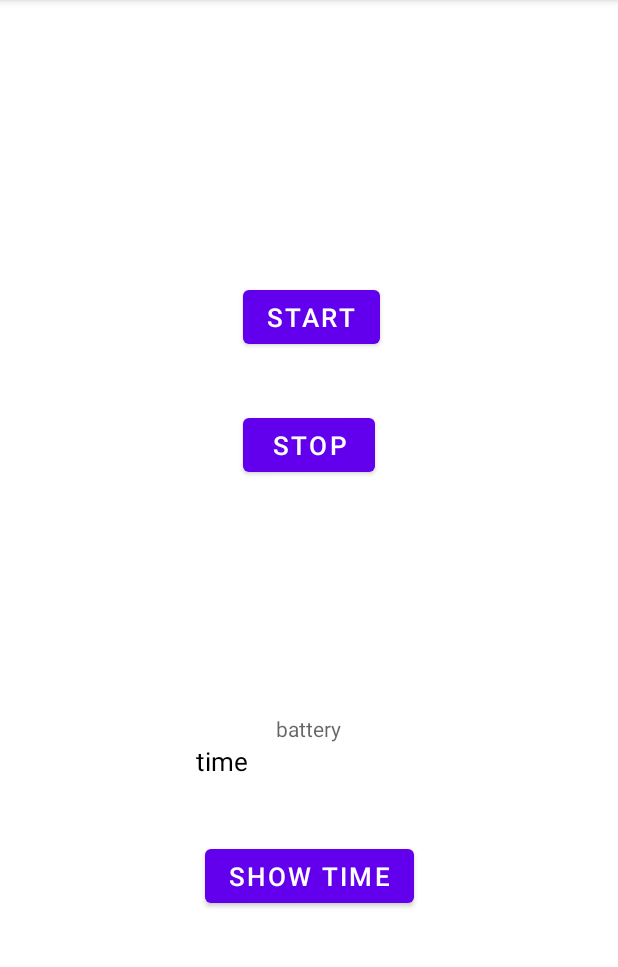
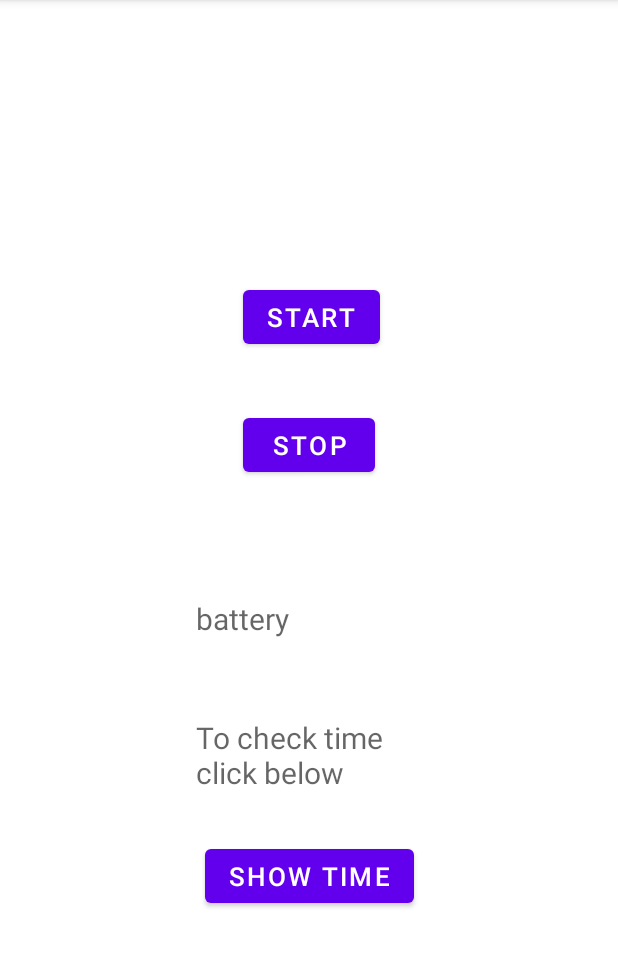
Before and after one commit to shoaib-khan895/background-task1, an Android app: the screen it shows after launch (MainActivity), on a phone screen of 412 x 824 dp, the part 84-1051 px from its top. Run offline under Robolectric (Android 15) with nearby library versions, the phone set to English and light mode, and no system bars; 2 statements that could not run were skipped.

Commit message:
some fixes

```diff
--- a/app/src/main/java/com/example/backgroundtasksapplication/Receivers/BatteryReceiver.kt
+++ b/app/src/main/java/com/example/backgroundtasksapplication/Receivers/BatteryReceiver.kt
@@ -10,12 +10,12 @@ public class BatteryReceiver : BroadcastReceiver() {
     override fun onReceive(context: Context?, intent: Intent?) {
         val percentage = intent?.getIntExtra("level", 0)
         if(percentage != 0){
-            Toast.makeText(context, percentage.toString() + "%", Toast.LENGTH_LONG).show()
+            //Toast.makeText(context, percentage.toString() + "%", Toast.LENGTH_LONG).show()
 
             val i = Intent("broadCastName")
             // Data you need to pass to activity
             // Data you need to pass to activity
-            i.putExtra("message",percentage.toString()+"%")
+            i.putExtra("message","battery is  "+percentage.toString()+"%")
 
             context!!.sendBroadcast(i)
 
--- a/app/src/main/java/com/example/backgroundtasksapplication/Services/BoundService.kt
+++ b/app/src/main/java/com/example/backgroundtasksapplication/Services/BoundService.kt
@@ -11,7 +11,7 @@ class BoundService : Service() {
 
     private val myBinder = MyLocalBinder()
 
-    override fun onBind(intent: Intent?): IBinder? {
+    override fun onBind(intent: Intent?): IBinder {
         return myBinder
     }
 
--- a/app/src/main/res/layout/activity_main.xml
+++ b/app/src/main/res/layout/activity_main.xml
@@ -36,9 +36,9 @@
         android:id="@+id/tv_time"
         android:layout_width="150dp"
         android:layout_height="wrap_content"
-        android:text="@string/time"
         android:textColor="@color/black"
-        android:textSize="17sp"
+        android:textSize="20sp"
+        android:hint="@string/to_check_time_click_below"
         app:layout_constraintBottom_toBottomOf="parent"
         app:layout_constraintEnd_toEndOf="parent"
         app:layout_constraintHorizontal_bias="0.498"
@@ -62,9 +62,12 @@
         android:id="@+id/TV_battery"
         android:layout_width="wrap_content"
         android:layout_height="wrap_content"
+        android:layout_marginBottom="52dp"
         android:hint="@string/battery"
+        android:textSize="20dp"
         app:layout_constraintBottom_toTopOf="@+id/tv_time"
         app:layout_constraintEnd_toEndOf="@+id/tv_time"
+        app:layout_constraintHorizontal_bias="0.0"
         app:layout_constraintStart_toStartOf="@+id/tv_time" />
 
 </androidx.constraintlayout.widget.ConstraintLayout>
--- a/app/src/main/res/values/strings.xml
+++ b/app/src/main/res/values/strings.xml
@@ -5,4 +5,6 @@
     <string name="time">time</string>
     <string name="show_time">Show time</string>
     <string name="battery">battery</string>
+    <string name="time_is">time is</string>
+    <string name="to_check_time_click_below">To check time click below</string>
 </resources>
```
